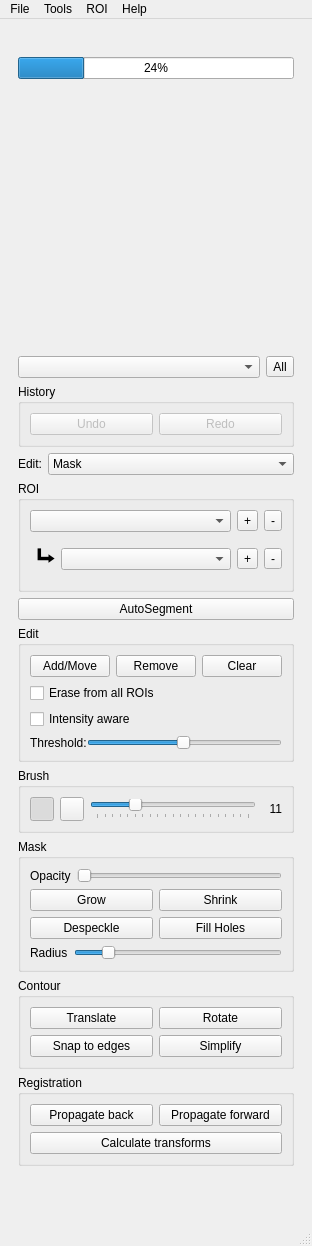
Above: src/dafne/ui/toolbox.ui from dafne-imaging/dafne before the change. Below: the same form after it.
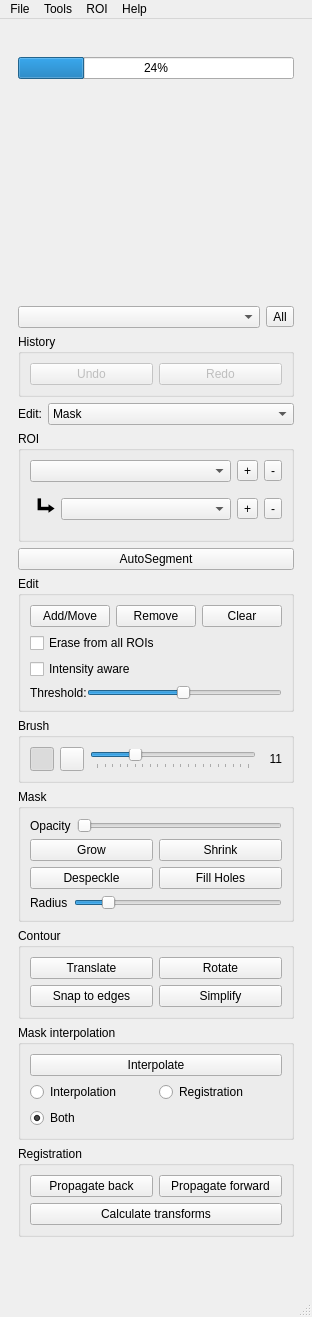
That is the form after the change. Icons and pictures are not drawn.

Commit message: Mask interpolation

What changed in the file:
```diff
--- a/src/dafne/ui/toolbox.ui
+++ b/src/dafne/ui/toolbox.ui
@@ -7,7 +7,7 @@
     <x>0</x>
     <y>0</y>
     <width>311</width>
-    <height>1246</height>
+    <height>1317</height>
    </rect>
   </property>
   <property name="windowTitle">
@@ -626,6 +626,54 @@
          </layout>
         </widget>
        </item>
+       <item>
+        <widget class="QGroupBox" name="maskInterpolationGroup">
+         <property name="title">
+          <string>Mask interpolation</string>
+         </property>
+         <layout class="QVBoxLayout" name="verticalLayout_10">
+          <item>
+           <widget class="QPushButton" name="interpolateButton">
+            <property name="text">
+             <string>Interpolate</string>
+            </property>
+           </widget>
+          </item>
+          <item>
+           <layout class="QHBoxLayout" name="horizontalLayout_14">
+            <item>
+             <widget class="QRadioButton" name="interpolation_style_int">
+              <property name="text">
+               <string>Interpolation</string>
+              </property>
+             </widget>
+            </item>
+            <item>
+             <widget class="QRadioButton" name="interpolation_style_reg">
+              <property name="text">
+               <string>Registration</string>
+              </property>
+             </widget>
+            </item>
+           </layout>
+          </item>
+          <item>
+           <layout class="QHBoxLayout" name="horizontalLayout_17">
+            <item>
+             <widget class="QRadioButton" name="interpolation_style_both">
+              <property name="text">
+               <string>Both</string>
+              </property>
+              <property name="checked">
+               <bool>true</bool>
+              </property>
+             </widget>
+            </item>
+           </layout>
+          </item>
+         </layout>
+        </widget>
+       </item>
        <item>
         <widget class="QGroupBox" name="registrationGroup">
          <property name="title">
```
The commit also changes 5 other files.
